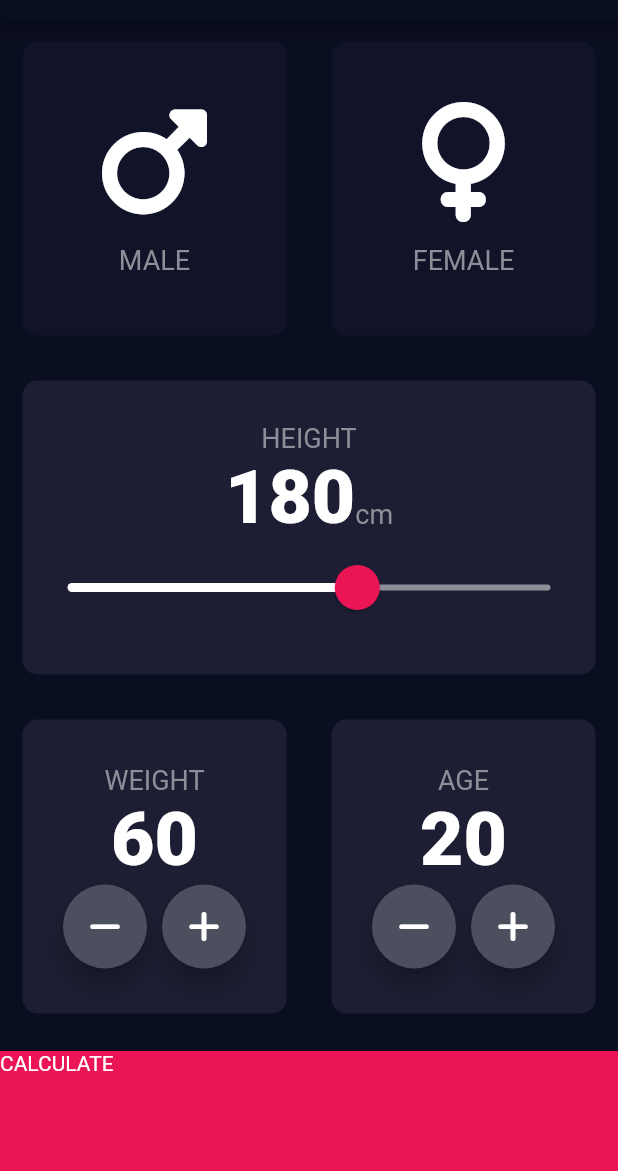
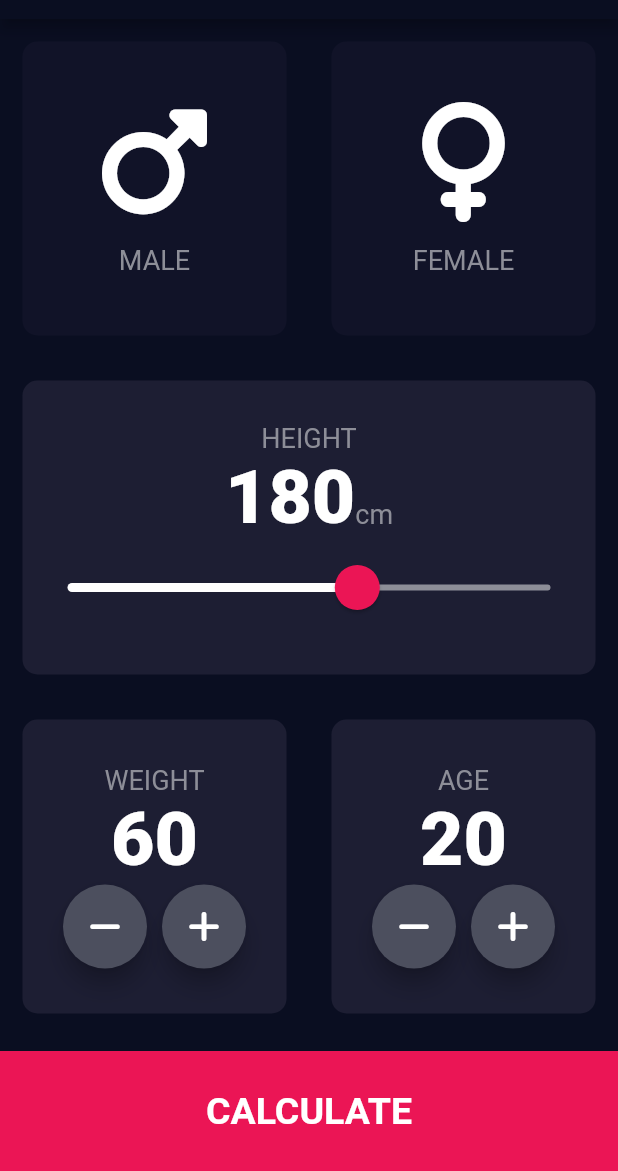
Before and after one commit to Navid-Rahman/BMI-Calculator-Flutter, a Flutter app: the screen it shows after launch, on a phone screen of 412 x 824 dp, the part 65-1236 px from its top. Run offline on Flutter 3.47's test engine with Material 2 defaults, Android fonts, the phone set to English and light mode, and no system bars; our stand-ins replace font_awesome_flutter.

Commit message:
Reorganized codes

```diff
--- /dev/null
+++ b/lib/bottom_button.dart
@@ -0,0 +1,28 @@
+import 'package:flutter/material.dart';
+import 'constants.dart';
+
+class BottomButton extends StatelessWidget {
+  BottomButton({required this.onTap, required this.buttonTitle});
+
+  final String buttonTitle;
+  final VoidCallback onTap;
+
+  @override
+  Widget build(BuildContext context) {
+    return GestureDetector(
+      onTap: onTap,
+      child: Container(
+        color: kBottomContainerColor,
+        margin: const EdgeInsets.only(top: 10.0),
+        width: double.infinity,
+        height: kBottomContainerHeight,
+        child: Center(
+          child: Text(
+            buttonTitle,
+            style: kLargeButtonTextStyle,
+          ),
+        ),
+      ),
+    );
+  }
+}
--- a/lib/input_page.dart
+++ b/lib/input_page.dart
@@ -4,7 +4,8 @@ import 'package:font_awesome_flutter/font_awesome_flutter.dart';
 import 'reusable_card.dart';
 import 'icon_content.dart';
 import 'constants.dart';
-import 'results_page.dart';
+import 'bottom_button.dart';
+import 'round_icon_button.dart';
 
 enum Gender {
   male,
@@ -233,44 +234,15 @@ class _InputPageState extends State<InputPage> {
               ),
             ],
           )),
-          GestureDetector(
+          BottomButton(
+            buttonTitle: 'CALCULATE',
             onTap: () {
               Navigator.push(context,
-                  MaterialPageRoute(builder: (context) => const ResultsPage()));
+                  MaterialPageRoute(builder: (context) => ResultsPage()));
             },
-            child: Container(
-              color: kBottomContainerColor,
-              margin: const EdgeInsets.only(top: 10.0),
-              width: double.infinity,
-              height: kBottomContainerHeight,
-              child: const Text('CALCULATE'),
-            ),
           )
         ],
       ),
     );
   }
 }
-
-class RoundIconButton extends StatelessWidget {
-  const RoundIconButton(
-      {super.key, required this.icon, required this.onPressed});
-
-  final IconData icon;
-  final VoidCallback onPressed;
-
-  @override
-  Widget build(BuildContext context) {
-    return RawMaterialButton(
-      onPressed: onPressed,
-      shape: const CircleBorder(),
-      fillColor: const Color(0xFF4C4F5E),
-      elevation: 6.0,
-      constraints: const BoxConstraints.tightFor(
-        width: 56.0,
-        height: 56.0,
-      ),
-      child: Icon(icon),
-    );
-  }
-}
--- /dev/null
+++ b/lib/round_icon_button.dart
@@ -0,0 +1,24 @@
+import 'package:flutter/material.dart';
+
+class RoundIconButton extends StatelessWidget {
+  const RoundIconButton(
+      {super.key, required this.icon, required this.onPressed});
+
+  final IconData icon;
+  final VoidCallback onPressed;
+
+  @override
+  Widget build(BuildContext context) {
+    return RawMaterialButton(
+      onPressed: onPressed,
+      shape: const CircleBorder(),
+      fillColor: const Color(0xFF4C4F5E),
+      elevation: 6.0,
+      constraints: const BoxConstraints.tightFor(
+        width: 56.0,
+        height: 56.0,
+      ),
+      child: Icon(icon),
+    );
+  }
+}
```
Also changed, not shown: lib/constants.dart (+25 -0 lines), lib/results_page.dart (+42 -2 lines).
